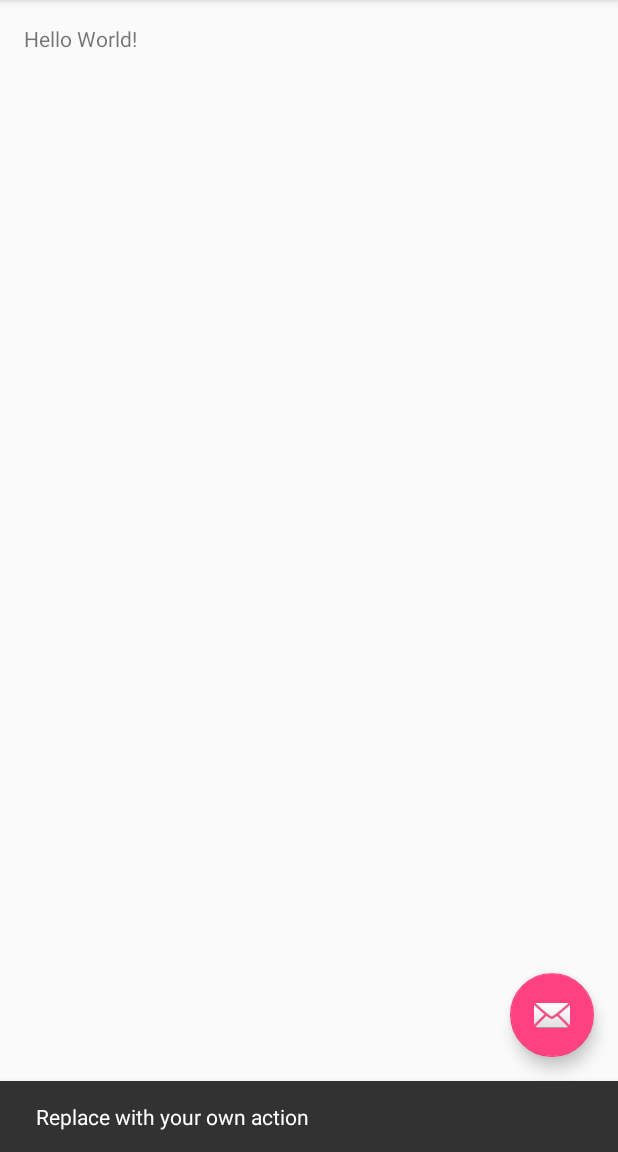
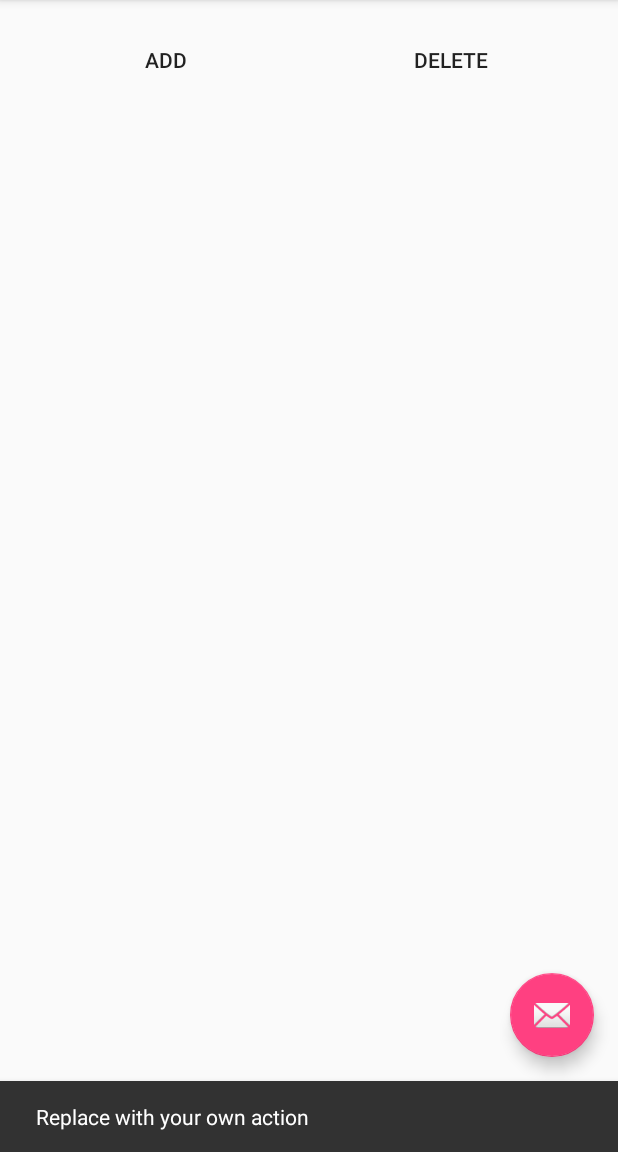
Before and after one commit to robillo/To-DoList, an Android app: the screen it shows after launch (MainActivity), after a tap on an icon or button, on a phone screen of 412 x 824 dp, the part 84-1236 px from its top. Run offline under Robolectric (Android 15) with nearby library versions, the phone set to English and light mode, and no system bars.

Commit message:
UI created

```diff
--- a/app/build.gradle
+++ b/app/build.gradle
@@ -27,4 +27,5 @@ dependencies {
     compile 'com.android.support:appcompat-v7:25.0.1'
     compile 'com.android.support:design:25.0.1'
     testCompile 'junit:junit:4.12'
+    compile 'com.android.support:recyclerview-v7:25.0.1'
 }
--- a/app/src/main/res/layout/content_main.xml
+++ b/app/src/main/res/layout/content_main.xml
@@ -1,5 +1,5 @@
 <?xml version="1.0" encoding="utf-8"?>
-<RelativeLayout xmlns:android="http://schemas.android.com/apk/res/android"
+<LinearLayout xmlns:android="http://schemas.android.com/apk/res/android"
     xmlns:app="http://schemas.android.com/apk/res-auto"
     xmlns:tools="http://schemas.android.com/tools"
     android:id="@+id/content_main"
@@ -10,11 +10,42 @@
     android:paddingRight="@dimen/activity_horizontal_margin"
     android:paddingTop="@dimen/activity_vertical_margin"
     app:layout_behavior="@string/appbar_scrolling_view_behavior"
+    android:orientation="vertical"
     tools:context="com.appbusters.robinkamboj.to_dolist.MainActivity"
     tools:showIn="@layout/activity_main">
 
-    <TextView
-        android:layout_width="wrap_content"
-        android:layout_height="wrap_content"
-        android:text="Hello World!" />
-</RelativeLayout>
+    <LinearLayout
+        android:layout_width="match_parent"
+        android:layout_height="wrap_content">
+        <Button
+            android:text="ADD"
+            android:layout_width="wrap_content"
+            android:layout_height="wrap_content"
+            android:layout_alignParentTop="true"
+            android:layout_alignParentLeft="true"
+            android:layout_alignParentStart="true"
+            android:id="@+id/add"
+            android:onClick="onClick"
+            android:layout_weight="1"
+            android:background="?attr/selectableItemBackground"
+            android:backgroundTint="@color/colorAccent" />
+        <Button
+            android:text="Delete"
+            android:layout_width="wrap_content"
+            android:layout_height="wrap_content"
+            android:layout_alignParentTop="true"
+            android:layout_alignParentLeft="true"
+            android:layout_alignParentStart="true"
+            android:id="@+id/delete"
+            android:onClick="onClick"
+            android:layout_weight="1"
+            android:background="?attr/selectableItemBackground"
+            android:backgroundTint="@color/colorAccent" />
+    </LinearLayout>
+
+    <android.support.v7.widget.RecyclerView
+        android:id="@+id/recyclerview"
+        android:layout_width="match_parent"
+        android:layout_height="match_parent" />
+
+</LinearLayout>
--- a/app/src/main/res/values/colors.xml
+++ b/app/src/main/res/values/colors.xml
@@ -2,5 +2,5 @@
 <resources>
     <color name="colorPrimary">#3F51B5</color>
     <color name="colorPrimaryDark">#303F9F</color>
-    <color name="colorAccent">#FF4081</color>
+    <color name="colorAccent">#ff4081</color>
 </resources>
```
